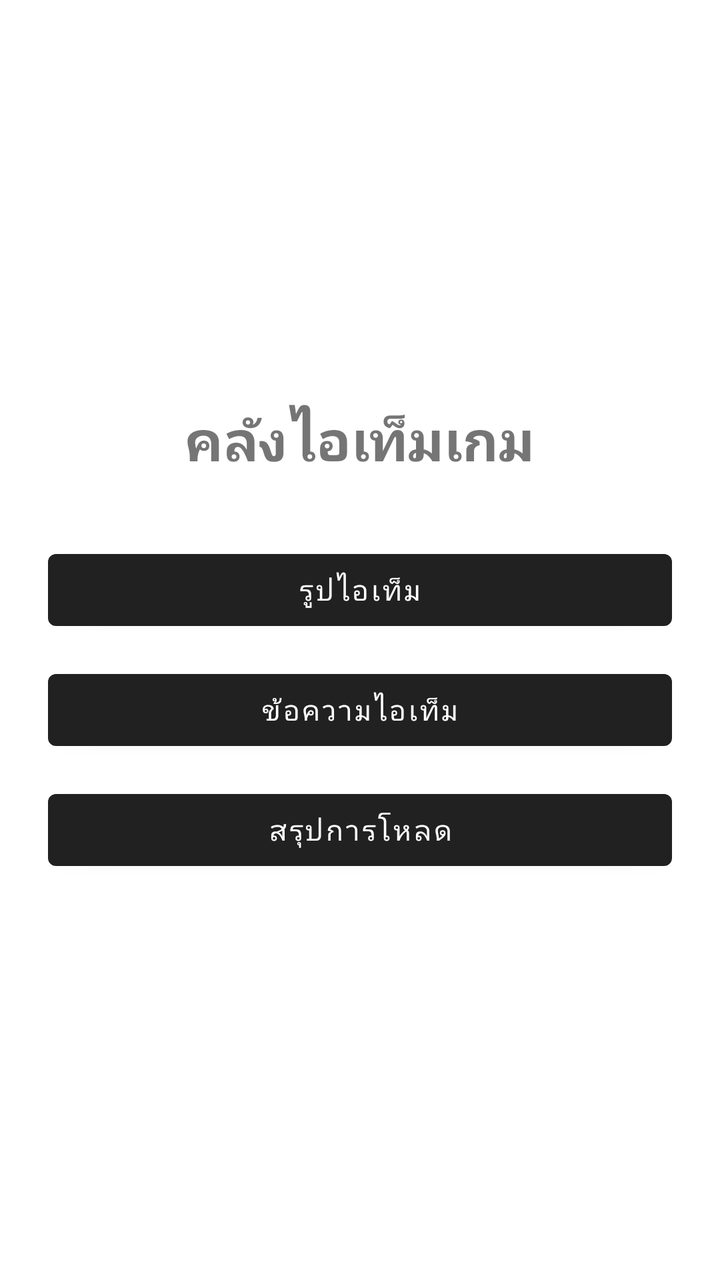
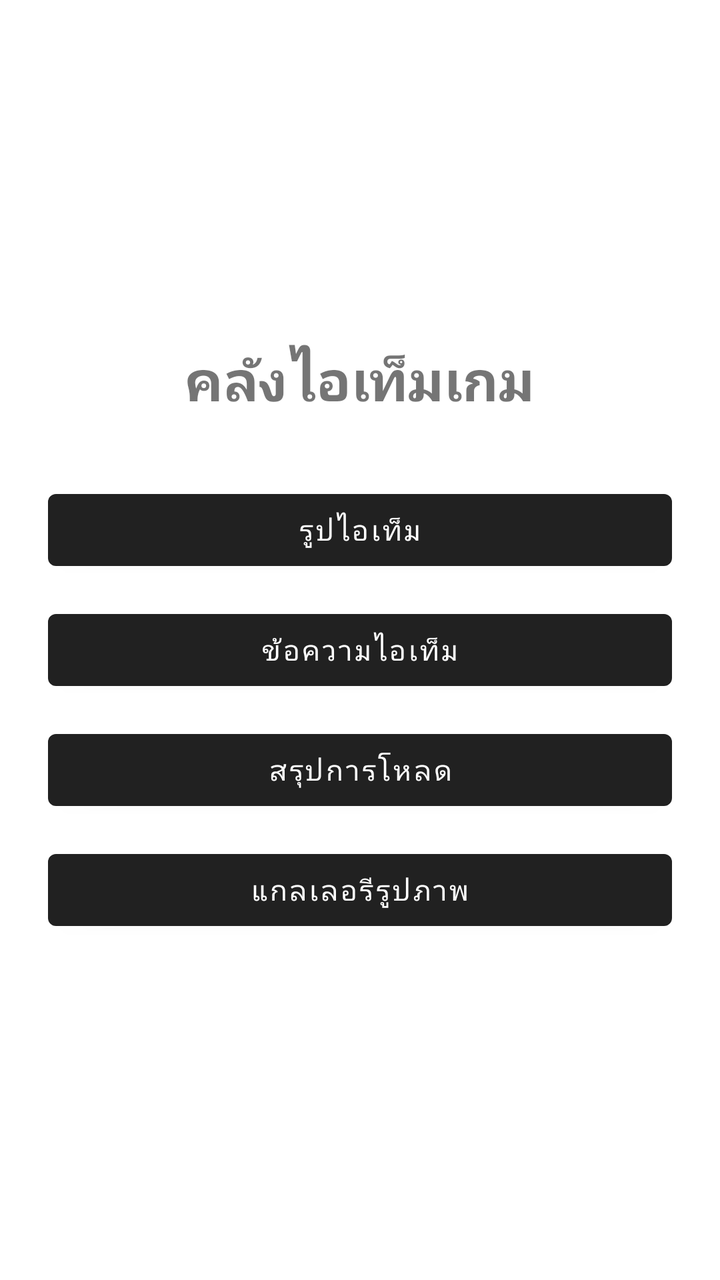

Two renders of the same Android screen: before a commit and after it. Below are the layout's source before the change and the commit's diff.
<!-- AndroidManifest.xml: application theme Theme.Gamedev -->
<!-- res/layout/activity_main.xml -->
<?xml version="1.0" encoding="utf-8"?>
<LinearLayout xmlns:android="http://schemas.android.com/apk/res/android"
    android:layout_width="match_parent"
    android:layout_height="match_parent"
    android:gravity="center"
    android:orientation="vertical"
    android:padding="24dp">

    <TextView
        android:id="@+id/titleText"
        android:layout_width="wrap_content"
        android:layout_height="wrap_content"
        android:layout_marginBottom="32dp"
        android:text="@string/menu_title"
        android:textSize="28sp"
        android:textStyle="bold" />

    <Button
        android:id="@+id/btnImages"
        android:layout_width="match_parent"
        android:layout_height="wrap_content"
        android:layout_marginBottom="12dp"
        android:text="@string/menu_images" />

    <Button
        android:id="@+id/btnTexts"
        android:layout_width="match_parent"
        android:layout_height="wrap_content"
        android:layout_marginBottom="12dp"
        android:text="@string/menu_texts" />

    <Button
        android:id="@+id/btnSummary"
        android:layout_width="match_parent"
        android:layout_height="wrap_content"
        android:text="@string/menu_summary" />

</LinearLayout>
<!-- resources referenced by this layout -->
<resources>
  <string name="menu_images">รูปไอเท็ม</string>
  <string name="menu_summary">สรุปการโหลด</string>
  <string name="menu_texts">ข้อความไอเท็ม</string>
  <string name="menu_title">คลังไอเท็มเกม</string>
  <style name="Theme.Gamedev" parent="Theme.MaterialComponents.DayNight.DarkActionBar" />
</resources>

<!-- the commit's change to res/layout/activity_main.xml (unified diff, before → after) -->
@@ -33,6 +33,13 @@
         android:id="@+id/btnSummary"
         android:layout_width="match_parent"
         android:layout_height="wrap_content"
+        android:layout_marginBottom="12dp"
         android:text="@string/menu_summary" />
 
+    <Button
+        android:id="@+id/btnGallery"
+        android:layout_width="match_parent"
+        android:layout_height="wrap_content"
+        android:text="@string/menu_gallery" />
+
 </LinearLayout>
<!-- resource entries referenced after the edit -->
@@ -1,5 +1,6 @@
 <!-- resources referenced by this layout -->
 <resources>
+  <string name="menu_gallery">แกลเลอรีรูปภาพ</string>
   <string name="menu_images">รูปไอเท็ม</string>
   <string name="menu_summary">สรุปการโหลด</string>
   <string name="menu_texts">ข้อความไอเท็ม</string>
